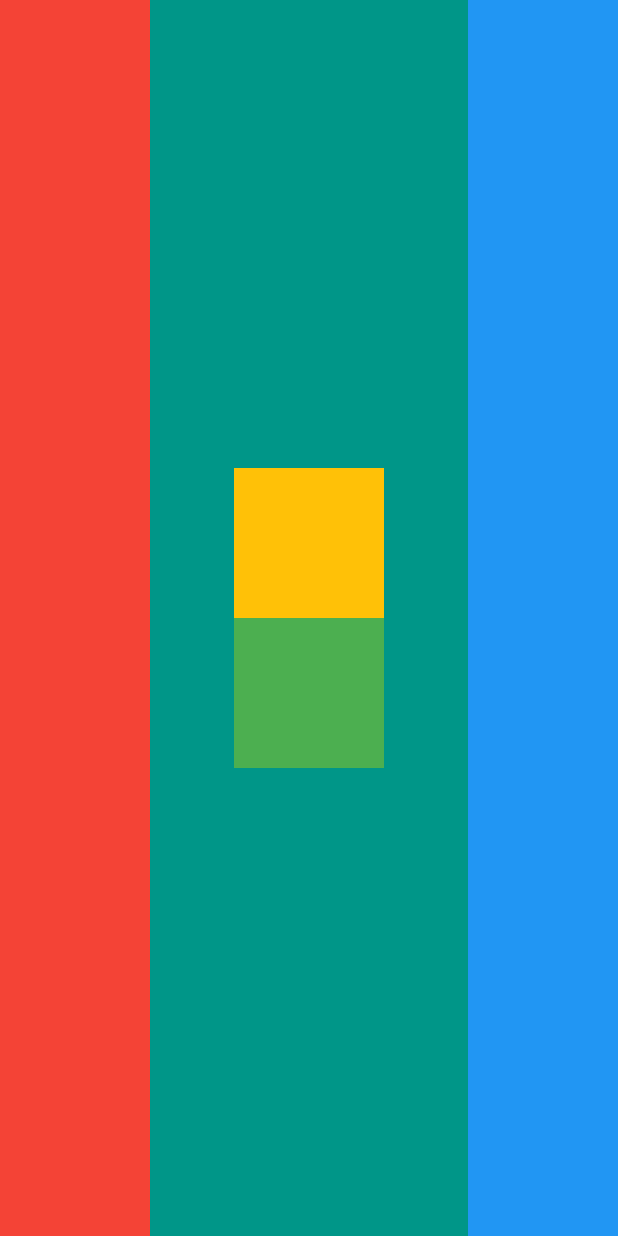
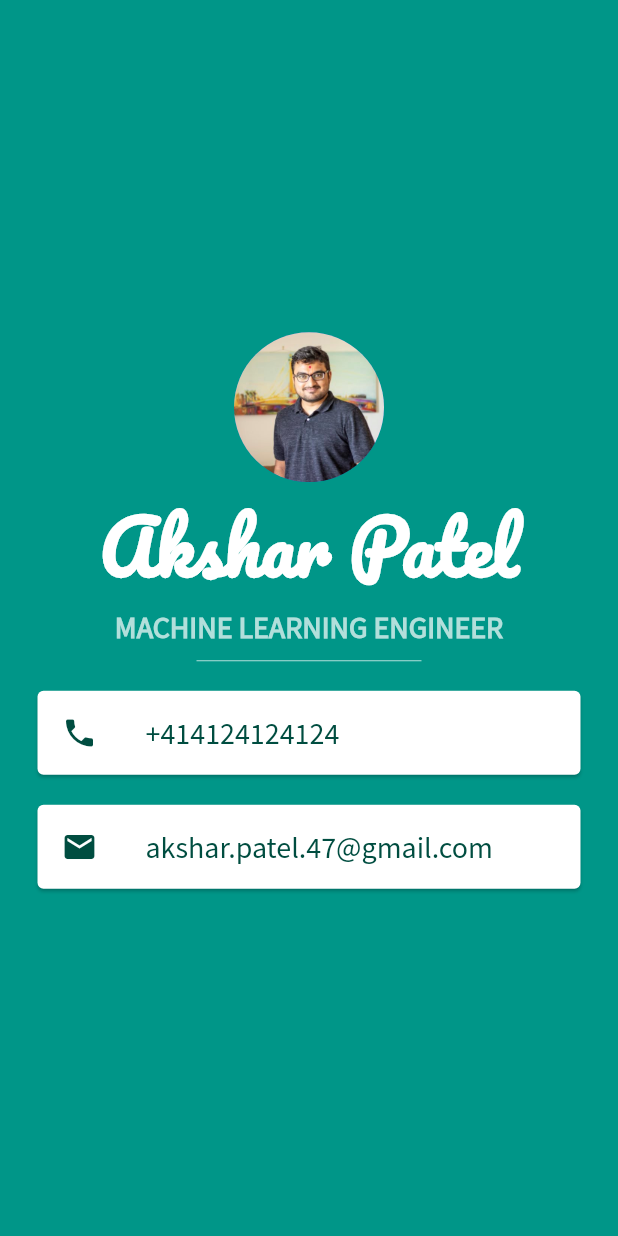
Before and after one commit to aksharpatel47/flutter-bootcamp, a Flutter app: the screen it shows after launch, on a phone screen of 412 x 824 dp. Run offline on Flutter 3.47's test engine with Material 2 defaults, Android fonts, the phone set to English and light mode, and no system bars.

Commit message:
feat: complete mi card app challenge
Resolves: #2

```diff
--- a/mi_card/lib/main.dart
+++ b/mi_card/lib/main.dart
@@ -9,37 +9,86 @@ class MyApp extends StatelessWidget {
       home: Scaffold(
         backgroundColor: Colors.teal,
         body: SafeArea(
-          child: Row(
-            mainAxisAlignment: MainAxisAlignment.spaceBetween,
-            crossAxisAlignment: CrossAxisAlignment.stretch,
+          child: Column(
+            mainAxisAlignment: MainAxisAlignment.center,
             children: <Widget>[
-              Container(
-                color: Colors.red,
-                width: 100.0,
-              ),
-              Container(
-                child: Column(
-                  mainAxisAlignment: MainAxisAlignment.center,
-                  children: <Widget>[
-                    Container(
-                      width: 100.0,
-                      height: 100.0,
-                      color: Colors.amber,
-                    ),
-                    Container(
-                      width: 100.0,
-                      height: 100.0,
-                      color: Colors.green
-                    )
-                  ],
+              SizedBox(
+                child: CircleAvatar(
+                  radius: 50.0,
+                  backgroundImage: AssetImage('images/me.jpg'),
                 ),
               ),
-              Container(
-                color: Colors.blue,
-                width: 100.0,
+              Text(
+                'Akshar Patel',
+                style: TextStyle(
+                  fontFamily: 'Pacifico',
+                  fontSize: 48.0,
+                  fontWeight: FontWeight.bold,
+                  color: Colors.white,
+                ),
+                textAlign: TextAlign.center,
               ),
+              Text(
+                'MACHINE LEARNING ENGINEER',
+                style: TextStyle(
+                  fontFamily: 'Source Sans Pro',
+                  fontSize: 20.0,
+                  color: Colors.teal.shade100,
+                  fontWeight: FontWeight.bold,
+                ),
+                textAlign: TextAlign.center,
+              ),
+              SizedBox(
+                width: 150.0,
+                height: 20.0,
+                child: Divider(
+                  color: Colors.teal.shade100,
+
+                ),
+              ),
+              Card(
+                color: Colors.white,
+                margin: EdgeInsets.symmetric(
+                  vertical: 10.0,
+                  horizontal: 25.0,
+                ),
+                child: ListTile(
+                  leading: Icon(
+                    Icons.phone,
+                    color: Colors.teal.shade900,
+                  ),
+                  title: Text(
+                    '+414124124124',
+                    style: TextStyle(
+                      color: Colors.teal.shade900,
+                      fontFamily: 'Source Sans Pro',
+                      fontSize: 20.0,
+                    ),
+                  ),
+                ),
+              ),
+              Card(
+                margin: EdgeInsets.symmetric(
+                  vertical: 10.0,
+                  horizontal: 25.0,
+                ),
+                color: Colors.white,
+                child: ListTile(
+                    leading: Icon(
+                      Icons.email,
+                      color: Colors.teal.shade900,
+                    ),
+                    title: Text(
+                      'akshar.patel.47@gmail.com',
+                      style: TextStyle(
+                        fontSize: 20.0,
+                        fontFamily: 'Source Sans Pro',
+                        color: Colors.teal.shade900,
+                      ),
+                    )),
+              )
             ],
-          )
+          ),
         ),
       ),
     );
```
Also changed, not shown: mi_card/pubspec.yaml (+9 -9 lines), mi_card/fonts/Pacifico-Regular.ttf (added), mi_card/fonts/SourceSansPro-Regular.ttf (added), mi_card/images/me.jpg (added).
